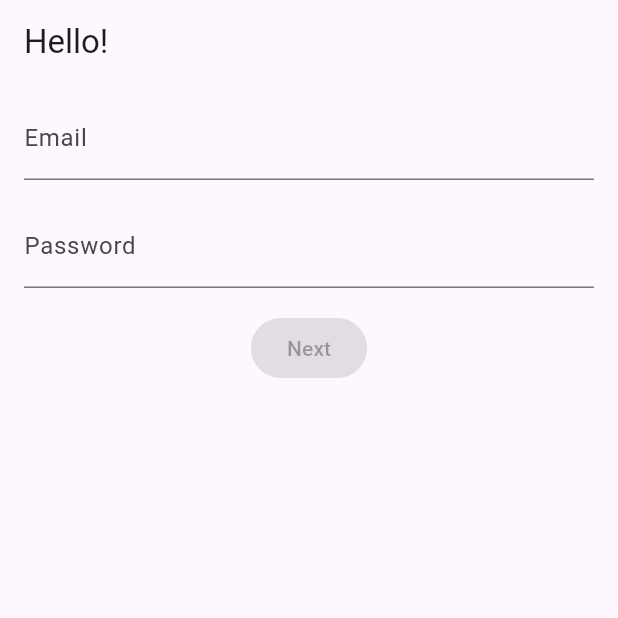
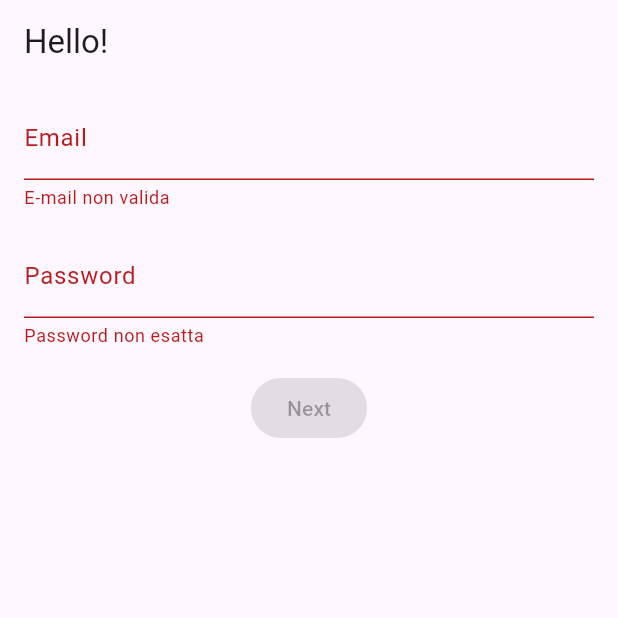
Before and after one commit to piriottu/news_app_flutter, a Flutter app: the screen it shows after launch, on a phone screen of 412 x 824 dp, the top half of it. Run offline on Flutter 3.47's test engine with Material 2 defaults, Android fonts, the phone set to English and light mode, and no system bars; our stand-ins replace bloc, equatable, flutter_bloc.

Commit message:
created Bloc

```diff
--- a/lib/app.dart
+++ b/lib/app.dart
@@ -1,22 +1,24 @@
 import 'package:flutter/material.dart';
+import 'package:flutter_bloc/flutter_bloc.dart';
+import 'package:news_app_flutter/blocs/form_bloc.dart';
 import 'package:news_app_flutter/pages/login_page.dart';
-import 'package:news_app_flutter/providers/login_service_provider.dart';
-import 'package:news_app_flutter/services/login_service.dart';
 
 class App extends StatelessWidget {
+  const App({super.key});
+
   // This widget is the root of your application.
   @override
   Widget build(BuildContext context) {
-    return LoginServiceProvider(
-      LoginService(),
+    return BlocProvider(
+        create: (context) => FormBloc(),
+        lazy: false,
         child: MaterialApp(
           title: 'Flutter Demo',
           theme: ThemeData(
             colorScheme: ColorScheme.fromSeed(seedColor: Colors.deepPurple),
             useMaterial3: true,
           ),
-        home: LoginPage(),
-      ),
-    );
+          home: const LoginPage(),
+        ));
   }
 }
--- /dev/null
+++ b/lib/blocs/form_bloc.dart
@@ -0,0 +1,25 @@
+import 'package:bloc/bloc.dart';
+import 'package:equatable/equatable.dart';
+
+part 'form_event.dart';
+
+part 'form_state.dart';
+
+class FormBloc extends Bloc<FormEvent, FormState> {
+  FormBloc() : super(const FormState()) {
+    on<FormEvent>((event, emit) {
+      mapEventState(event, emit);
+    });
+  }
+
+ void mapEventState(FormEvent event, Emitter<FormState> emit) async {
+    if (event is EmailChangedEvent) {
+       emit.call(FormState(email: event.email, password: state.password));
+    } else if (event is PasswordChangedEvent) {
+       emit.call(FormState(email: state.email, password: event.password));
+    }
+  }
+
+  void changeEmail(String email) => add(EmailChangedEvent(email));
+  void changePassword(String password) => add(PasswordChangedEvent(password));
+}
--- /dev/null
+++ b/lib/blocs/form_event.dart
@@ -0,0 +1,24 @@
+part of 'form_bloc.dart';
+
+abstract class FormEvent extends Equatable {
+  const FormEvent();
+}
+
+//Cambiamento email
+class EmailChangedEvent extends FormEvent {
+  final String email;
+
+  const EmailChangedEvent(this.email);
+
+  @override
+  List<Object?> get props => [email];
+}
+
+class PasswordChangedEvent extends FormEvent {
+  final String password;
+
+  const PasswordChangedEvent(this.password);
+
+  @override
+  List<Object?> get props => [password];
+}
--- /dev/null
+++ b/lib/blocs/form_state.dart
@@ -0,0 +1,20 @@
+part of 'form_bloc.dart';
+
+class FormState extends Equatable {
+  final String? email;
+  final String? password;
+
+  const FormState({this.email, this.password});
+
+  bool get isValidEmail =>
+      email != null &&
+      RegExp(r"^[a-zA-Z0-9.a-zA-Z0-9.!#$%&'*+-/=?^_`{|}~]+@[a-zA-Z0-9]+\.[a-zA-Z]+")
+          .hasMatch(email!);
+
+  bool get isValidPassword => password != null && password!.length >= 6;
+
+  bool get isValidForm => isValidEmail && isValidPassword;
+
+  @override
+  List<Object?> get props => [email, password];
+}
--- a/lib/pages/login_page.dart
+++ b/lib/pages/login_page.dart
@@ -1,66 +1,56 @@
 import 'package:flutter/material.dart';
-import 'package:news_app_flutter/providers/login_service_provider.dart';
+import 'package:flutter_bloc/flutter_bloc.dart';
+import 'package:news_app_flutter/blocs/form_bloc.dart' as B;
 
 class LoginPage extends StatelessWidget {
+  const LoginPage({super.key});
+
   @override
   Widget build(BuildContext context) {
     return Scaffold(
-        appBar: AppBar(title: const Text('Hello!')),
-        body: Column(
+      appBar: AppBar(title: const Text('Hello!')),
+      body: BlocBuilder<B.FormBloc, B.FormState>(
+        builder: (context, state) => Column(
           children: [
-            _email(context),
-            _password(context),
-            _loginButton(context),
+            _email(context, state),
+            _password(context, state),
+            _loginButton(context, state),
           ],
-        ));
+        ),
+      ),
+    );
   }
 
-  Widget _email(BuildContext context) => StreamBuilder(
-      stream: LoginServiceProvider.of(context)!.loginService.getEmailStream,
-      builder: (context, snapshot) {
-        return Padding(
+  Widget _email(BuildContext context,B.FormState state) =>
+         Padding(
             padding: const EdgeInsets.symmetric(horizontal: 16, vertical: 8),
             child: TextField(
               decoration: InputDecoration(
                 hintText: 'inseriesci email',
                 labelText: 'Email',
-                errorText: snapshot.hasError ? snapshot.error.toString() : null,
+                errorText: !state.isValidEmail ?'E-mail non valida' : null,
               ),
               keyboardType: TextInputType.emailAddress,
-              onChanged: LoginServiceProvider.of(context)!
-                  .loginService
-                  .getChangeEmailSink,
+              onChanged: context.watch<B.FormBloc>().changeEmail,
             ));
-      });
 
-  Widget _password(BuildContext context) => StreamBuilder(
-      stream: LoginServiceProvider.of(context)!.loginService.getPasswordStream,
-      builder: (context, snapshot) {
-        return Padding(
+  Widget _password(BuildContext context,B.FormState state) =>  Padding(
           padding: const EdgeInsets.symmetric(horizontal: 16, vertical: 8),
           child: TextField(
             decoration: InputDecoration(
                 hintText: 'inserisci password',
                 labelText: 'Password',
                 errorText:
-                    snapshot.hasError ? snapshot.error.toString() : null),
+                    !state.isValidPassword ? 'Password non esatta' : null),
             keyboardType: TextInputType.text,
-            onChanged: LoginServiceProvider.of(context)!
-                .loginService
-                .getChangePasswordSink,
+            onChanged: context.watch<B.FormBloc>().changePassword,
             obscureText: true,
           ),
         );
-      });
 
-  Widget _loginButton(BuildContext context) => StreamBuilder(
-      stream:
-          LoginServiceProvider.of(context)!.loginService.isEnableLoginBtnStream,
-      builder: (context, snapshot) {
-        return Padding(
+  Widget _loginButton(BuildContext context,B.FormState state) =>  Padding(
             padding: const EdgeInsets.all(8),
             child: ElevatedButton(
-                onPressed: snapshot.data == true ? () {} : null,
+                onPressed: state.isValidForm == true ? () {} : null,
                 child: const Text('Next')));
-      });
 }
--- a/lib/providers/login_service_provider.dart
+++ /dev/null
@@ -1,17 +0,0 @@
-import 'package:flutter/cupertino.dart';
-import 'package:news_app_flutter/services/login_service.dart';
-
-class LoginServiceProvider extends InheritedWidget {
-  final LoginService loginService;
-
-  //const LoginServiceProvider({super.key, required super.child});
-  const LoginServiceProvider(this.loginService,
-      {super.key, required Widget child})
-      : super(child: child);
-
-  static LoginServiceProvider? of(BuildContext context) =>
-      context.dependOnInheritedWidgetOfExactType<LoginServiceProvider>();
-
-  @override
-  bool updateShouldNotify(covariant InheritedWidget oldWidget) => true;
-}
--- a/lib/services/login_service.dart
+++ /dev/null
@@ -1,29 +0,0 @@
-import 'package:news_app_flutter/mixins/validators_mixin.dart';
-import 'package:rxdart/rxdart.dart';
-
-class LoginService with ValidatorMixin {
-  //stream  StreamController gestisce solo un flisso ci sono 2 flusso uno è quelo per la gestione dell email o password, il secondo per Rx.combineLatest2
-  //BehaviorSubject (sottoscrione multipla) invece gestisce più flussi contemporanei
-  final BehaviorSubject<String> _emailController = BehaviorSubject();
-  final BehaviorSubject<String> _passwordController = BehaviorSubject();
-
-  Stream<String> get getEmailStream =>
-      _emailController.stream.transform(validateEmail);
-
-  Stream<String> get getPasswordStream =>
-      _passwordController.stream.transform(validatePassword);
-
-  //Unisce due stream per restituire un unico dato che non sia un errore
-  Stream<bool> get isEnableLoginBtnStream =>
-      Rx.combineLatest2(getEmailStream, getPasswordStream, (a, b) => true);
-
-  Function(String) get getChangeEmailSink => _emailController.sink.add;
-
-  Function(String) get getChangePasswordSink => _passwordController.sink.add;
-
-  //deallocano in demoria
-  void dispose() {
-    _emailController.close();
-    _passwordController.close();
-  }
-}
--- a/pubspec.yaml
+++ b/pubspec.yaml
@@ -34,7 +34,8 @@ dependencies:
   # Use with the CupertinoIcons class for iOS style icons.
   cupertino_icons: ^1.0.2
   rxdart: ^0.27.7
-
+  flutter_bloc: ^8.1.3
+  equatable: ^2.0.5
 dev_dependencies:
   flutter_test:
     sdk: flutter
```
Also changed, not shown: lib/mixins/validators_mixin.dart (deleted, +0 -24 lines), pubspec.lock. Lines whose indentation alone changed are shown as unchanged.
